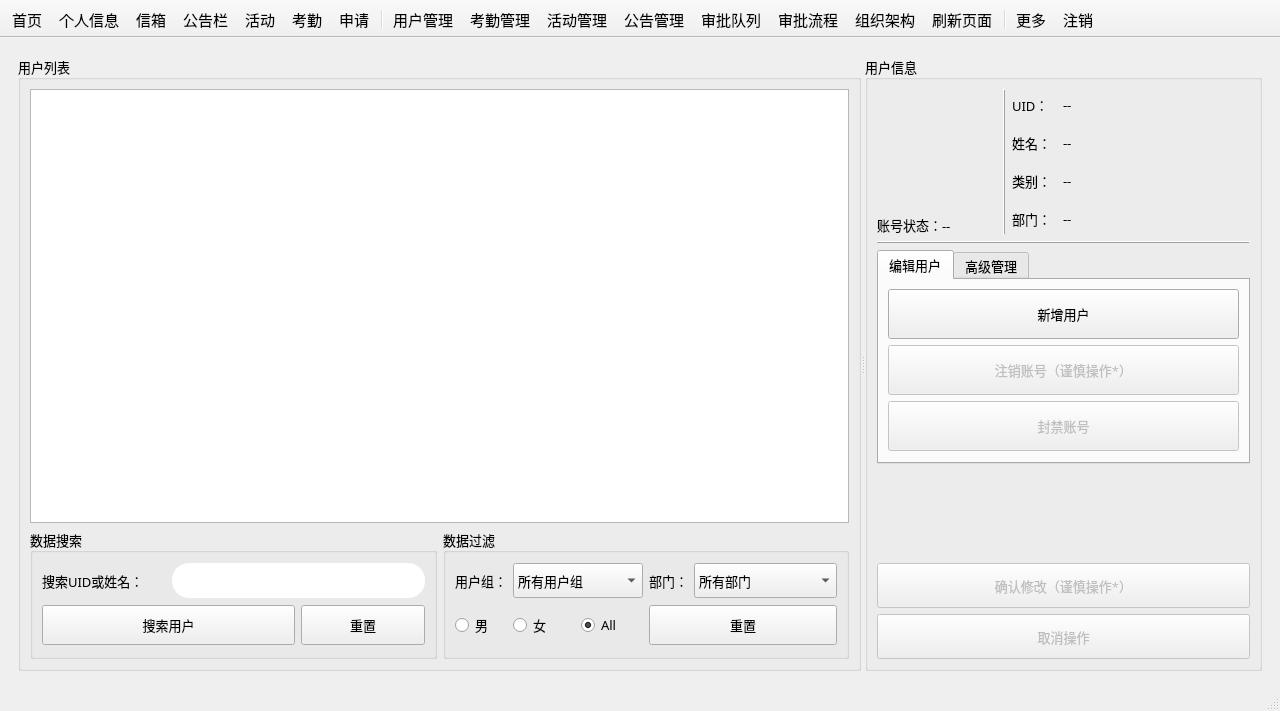
The window that mainwindow.ui (csthenry/weplanet-desktop) describes before a commit, drawn with Qt 5.
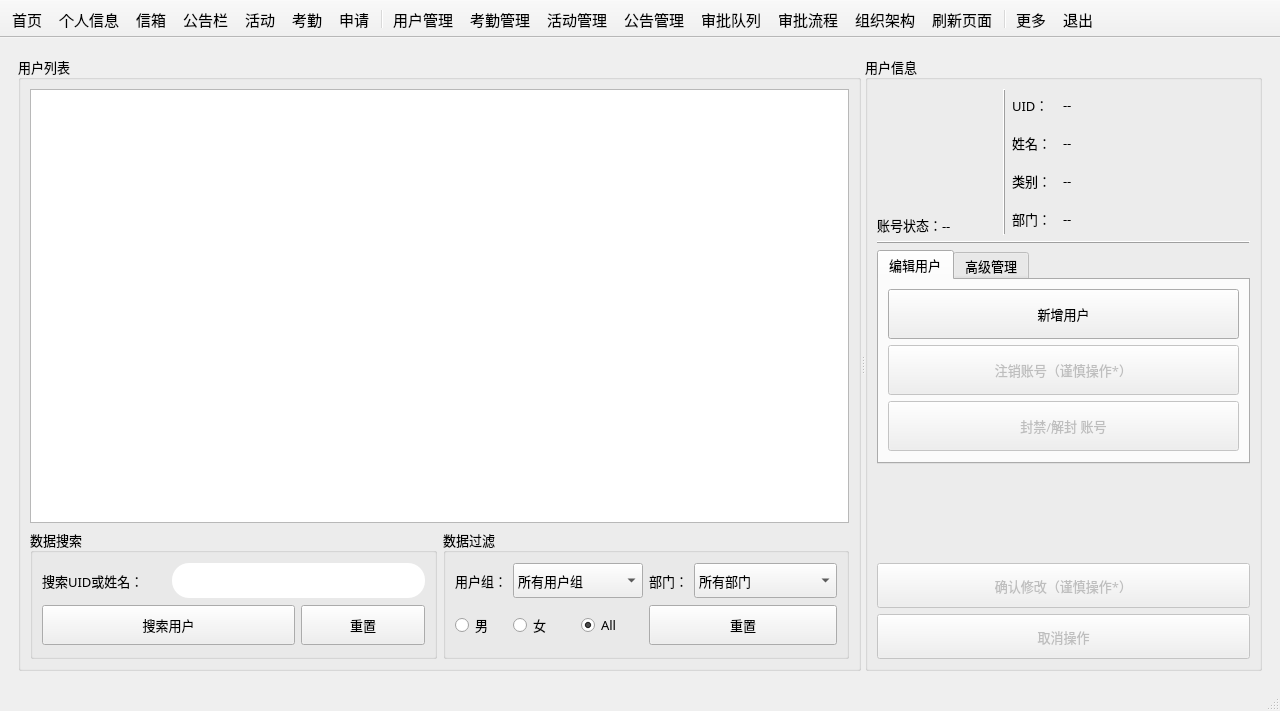
The same window after the commit. Icons and pictures are not drawn. Custom widgets are drawn as their Qt base class.

Commit message: 封禁功能完成，优化用户管理，修复大量bug。

Diff of the .ui file:
```diff
--- a/mainwindow.ui
+++ b/mainwindow.ui
@@ -3497,7 +3497,7 @@
                    </size>
                   </property>
                   <property name="text">
-                   <string>封禁账号</string>
+                   <string>封禁/解封 账号</string>
                   </property>
                   <property name="icon">
                    <iconset resource="resource.qrc">
@@ -6212,7 +6212,7 @@
      <normaloff>:/images/color_icon/color-launch.svg</normaloff>:/images/color_icon/color-launch.svg</iconset>
    </property>
    <property name="text">
-    <string>注销</string>
+    <string>退出</string>
    </property>
    <property name="toolTip">
     <string>注销</string>
```
Left out of the diff: 2 changed lines with no effect on the pictures. The commit also changes 3 other files.
